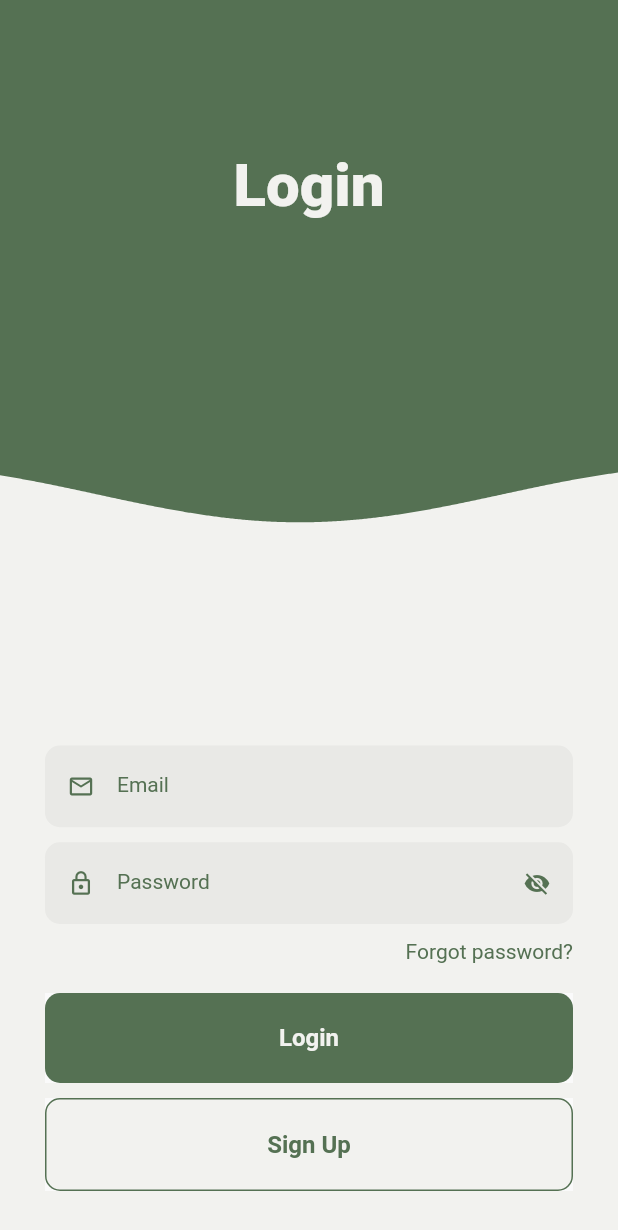
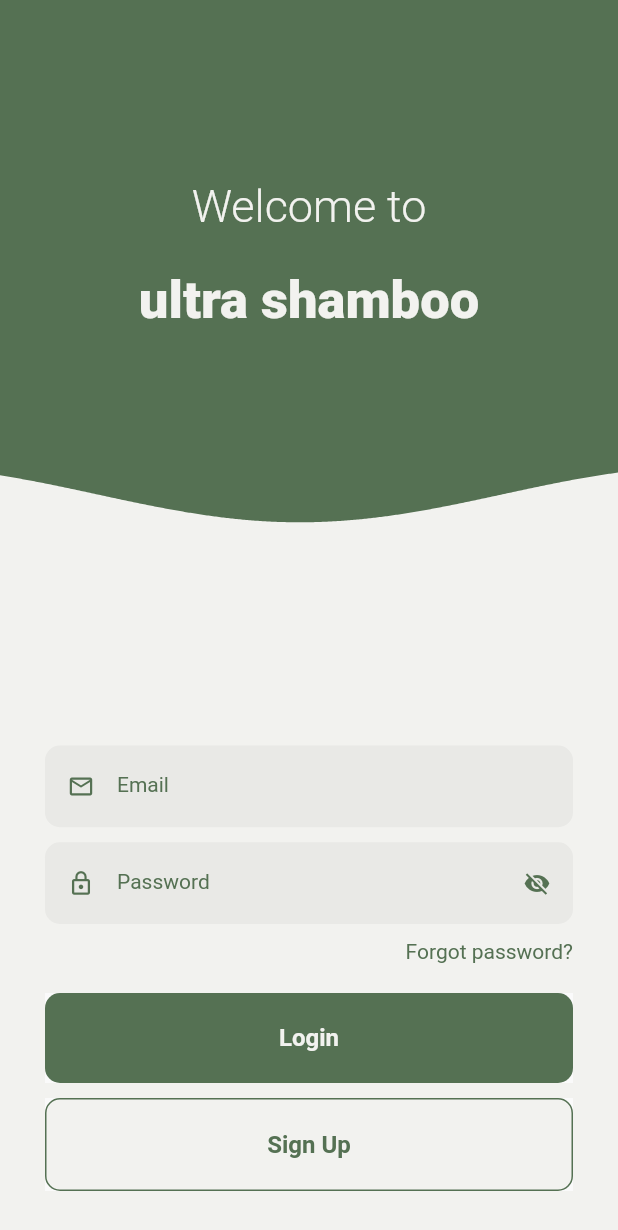
Before and after one commit to paulinagacek/ultra-shambo, a Flutter app: the screen it shows after launch, on a phone screen of 412 x 824 dp. Shown: the top 1230 px of the screen. Run offline on Flutter 3.47's test engine with Material 2 defaults, Android fonts, the light colour scheme and no system bars.

```diff
--- a/mobile_app/lib/loginPage.dart
+++ b/mobile_app/lib/loginPage.dart
@@ -35,16 +35,32 @@ class LoginPage extends StatelessWidget {
             ),
           ),
           Padding(
-            padding: const EdgeInsets.only(top: 100.0),
+            padding: const EdgeInsets.only(top: 120.0),
             child: Row(
               mainAxisAlignment: MainAxisAlignment.center,
               children: <Widget>[
                 Text(
-                  'Login',
+                  'Welcome to',
                   style: TextStyle(
                     color: Global.white,
-                    fontSize: 40.0,
-                    fontWeight: FontWeight.w900,
+                    fontSize: 30.0,
+                    fontWeight: FontWeight.w300,
+                  ),
+                ),
+              ],
+            ),
+          ),
+          Padding(
+            padding: const EdgeInsets.only(top: 180.0),
+            child: Row(
+              mainAxisAlignment: MainAxisAlignment.center,
+              children: <Widget>[
+                Text(
+                  'ultra shamboo',
+                  style: TextStyle(
+                    color: Global.white,
+                    fontSize: 35.0,
+                    fontWeight: FontWeight.w800,
                   ),
                 ),
               ],
--- a/mobile_app/pubspec.yaml
+++ b/mobile_app/pubspec.yaml
@@ -17,6 +17,7 @@ environment:
 dependencies:
   flutter:
     sdk: flutter
+  flutter_launcher_icons: ^0.9.2
 
 
   # The following adds the Cupertino Icons font to your application.
@@ -49,3 +50,8 @@ flutter:
   # To add assets to your application, add an assets section, like this:
   assets:
     - img/
+
+flutter_icons:
+  android: true
+  ios: true
+  image_path: "img/logo.png"
```
Also changed, not shown: mobile_app/img/logo.jpg (deleted), mobile_app/img/logo.png (added), mobile_app/pubspec.lock, 24 other files.
